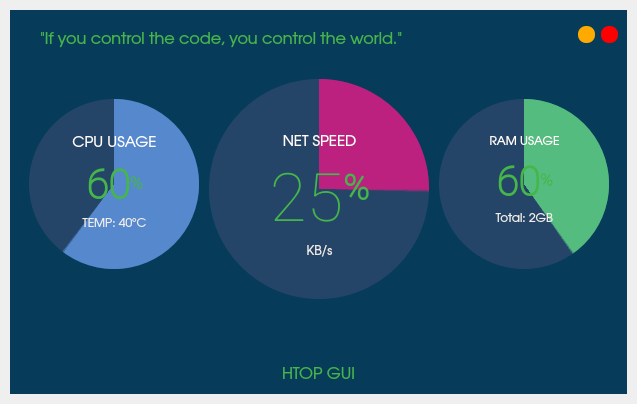
The window that src/ui_main.ui (rishabh3354/htop) describes before a commit, drawn with Qt 5.
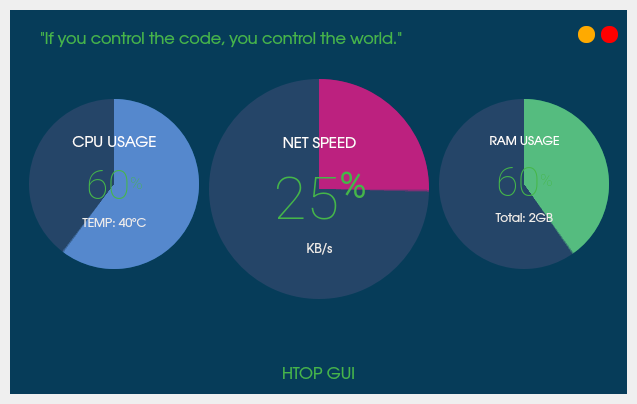
The same window after the commit. The open tabs and pages were chosen to show the change. Icons and pictures are not drawn.

```diff
--- a/src/ui_main.ui
+++ b/src/ui_main.ui
@@ -464,8 +464,8 @@
                        <font>
                         <family>Roboto Thin</family>
                         <pointsize>30</pointsize>
-                        <weight>75</weight>
-                        <bold>true</bold>
+                        <weight>50</weight>
+                        <bold>false</bold>
                        </font>
                       </property>
                       <property name="styleSheet">
@@ -473,7 +473,7 @@
 padding: 0px; background-color: none;</string>
                       </property>
                       <property name="text">
-                       <string>&lt;html&gt;&lt;head/&gt;&lt;body&gt;&lt;p align=&quot;center&quot;&gt;&lt;span style=&quot; font-size:50pt; font-weight:600;&quot;&gt;25&lt;/span&gt;&lt;span style=&quot; font-size:40pt; font-weight:600; vertical-align:super;&quot;&gt;%&lt;/span&gt;&lt;/p&gt;&lt;/body&gt;&lt;/html&gt;</string>
+                       <string>&lt;html&gt;&lt;head/&gt;&lt;body&gt;&lt;p align=&quot;center&quot;&gt;&lt;span style=&quot; font-size:45pt;&quot;&gt;25&lt;/span&gt;&lt;span style=&quot; font-size:40pt; font-weight:600; vertical-align:super;&quot;&gt;%&lt;/span&gt;&lt;/p&gt;&lt;/body&gt;&lt;/html&gt;</string>
                       </property>
                       <property name="alignment">
                        <set>Qt::AlignCenter</set>
@@ -649,8 +649,8 @@
                        <font>
                         <family>Roboto Thin</family>
                         <pointsize>30</pointsize>
-                        <weight>75</weight>
-                        <bold>true</bold>
+                        <weight>50</weight>
+                        <bold>false</bold>
                        </font>
                       </property>
                       <property name="styleSheet">
@@ -795,8 +795,8 @@
                        <font>
                         <family>Roboto Thin</family>
                         <pointsize>30</pointsize>
-                        <weight>75</weight>
-                        <bold>true</bold>
+                        <weight>50</weight>
+                        <bold>false</bold>
                        </font>
                       </property>
                       <property name="styleSheet">
```
Left out of the diff: 2 changed lines with no effect on the pictures.
